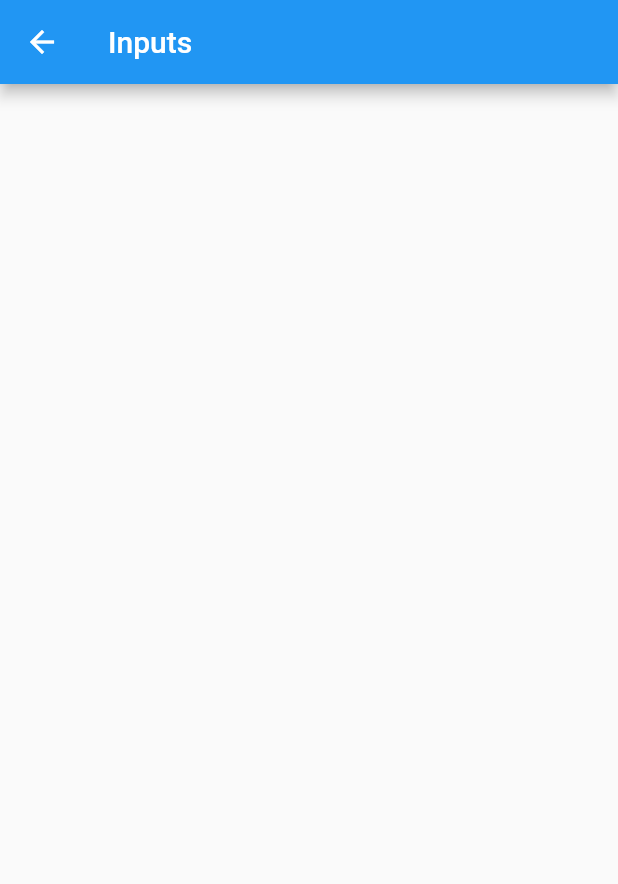
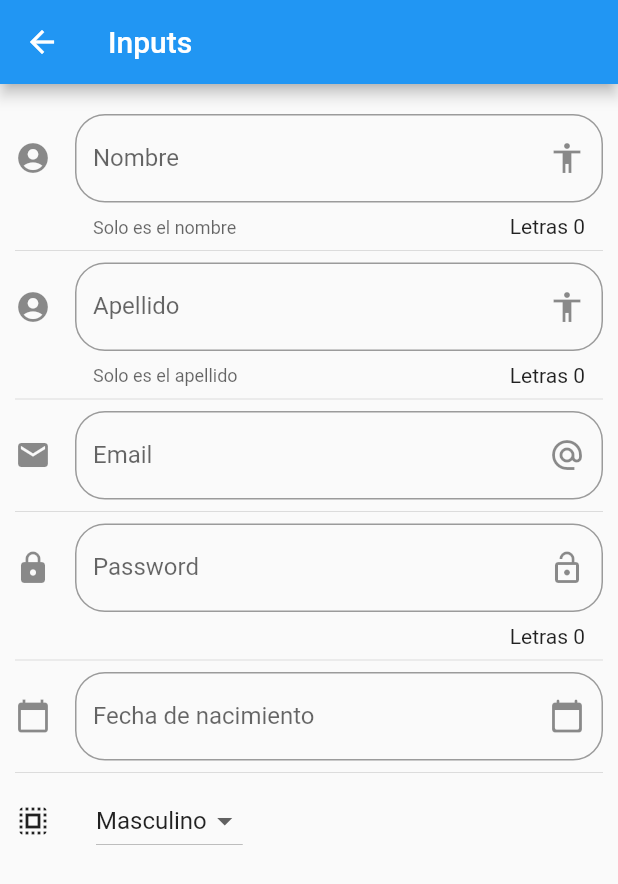
Before and after one commit to helmut1996/Componentes_Flutter, a Flutter app: the InputsPages screen opened by its route, on a phone screen of 412 x 824 dp. Shown: the top 884 px of the screen. Run offline on Flutter 3.47's test engine with Material 2 defaults, Android fonts, the phone set to English and light mode, and no system bars; network calls fail; key blocks and very long unbroken strings in the code were emptied for the run.

```diff
--- a/data/menu_opts.json
+++ b/data/menu_opts.json
@@ -25,6 +25,11 @@
             "ruta" : "inputs",
             "icon" : "input",
             "texto": "Inputs"
+        },
+        {
+            "ruta" : "slider",
+            "icon" : "list",
+            "texto": "Listas"
         }
     ]
 }
--- a/lib/main.dart
+++ b/lib/main.dart
@@ -16,7 +16,7 @@ class MyApp extends StatelessWidget {
      onGenerateRoute: (settings){
        print('ruta llamada: ${settings.name}');
        return MaterialPageRoute(
-         builder: (BuildContext context)=> HomePages()
+         builder: (BuildContext context)=> const HomePages()
        );
      },
     );
--- a/lib/src/pages/inputs_pages.dart
+++ b/lib/src/pages/inputs_pages.dart
@@ -1,4 +1,5 @@
 import 'package:flutter/material.dart';
+
 class InputsPages extends StatefulWidget {
   InputsPages({Key key}) : super(key: key);
 
@@ -7,12 +8,185 @@ class InputsPages extends StatefulWidget {
 }
 
 class _InputsPagesState extends State<InputsPages> {
+  String _nombre = '';
+  String _apellido = '';
+  String _email = '';
+  String _password = '';
+  String _fecha = '';
+  String _opcionSeleccionada = 'seleccionar ';
+
+  TextEditingController _inputFieldDateController = new TextEditingController();
   @override
   Widget build(BuildContext context) {
     return Scaffold(
       appBar: AppBar(
-        title: Text('Inputs'),
+        title: const Text('Inputs'),
+      ),
+      body: ListView(
+        padding: const EdgeInsets.symmetric(horizontal: 10.0, vertical: 20.0),
+        children: <Widget>[
+          _crearInput(),
+          Divider(),
+          _crearInput2(),
+          Divider(),
+          _crearEmail(),
+          Divider(),
+          _crearPassword(),
+          Divider(),
+          _crearFecha(context),
+          Divider(),
+          _crearDropdown(),
+
+        ],
       ),
     );
   }
+
+  Widget _crearInput() {
+    return TextField(
+      //autofocus: true,
+      textCapitalization: TextCapitalization.sentences,
+      decoration: InputDecoration(
+          border: OutlineInputBorder(borderRadius: BorderRadius.circular(20.0)),
+          counter: Text('Letras ${_nombre.length}'),
+          hintText: 'Nombre de la persona',
+          labelText: 'Nombre',
+          helperText: 'Solo es el nombre',
+          suffixIcon: const Icon(Icons.accessibility),
+          icon: const Icon(Icons.account_circle)),
+
+      onChanged: (valor) {
+        setState(() {
+          _nombre = valor;
+        });
+      },
+    );
+  }
+
+  Widget _crearInput2() {
+    return TextField(
+      textCapitalization: TextCapitalization.sentences,
+      decoration: InputDecoration(
+          border: OutlineInputBorder(borderRadius: BorderRadius.circular(20.0)),
+          counter: Text('Letras ${_apellido.length}'),
+          hintText: 'Apellido de la persona',
+          labelText: 'Apellido',
+          helperText: 'Solo es el apellido',
+          suffixIcon: const Icon(Icons.accessibility),
+          icon: const Icon(Icons.account_circle)),
+      onChanged: (valor2) {
+        setState(() {
+          _apellido = valor2;
+        });
+      },
+    );
+  }
+
+  Widget _crearEmail() {
+    return TextField(
+      keyboardType: TextInputType.emailAddress,
+      decoration: InputDecoration(
+          border: OutlineInputBorder(borderRadius: BorderRadius.circular(20.0)),
+          hintText: 'Email',
+          labelText: 'Email',
+          suffixIcon: const Icon(Icons.alternate_email),
+          icon: const Icon(Icons.email),
+          ),
+      onChanged: (valor) {
+        setState(() {
+          _email = valor;
+        });
+      },
+    );
+  }
+
+  Widget _crearPassword() {
+    return TextField(
+        obscureText: true,
+        decoration: InputDecoration(
+            counter: Text("Letras ${_password.length}"),
+            border:
+                OutlineInputBorder(borderRadius: BorderRadius.circular(20.0)),
+            hintText: 'Password',
+            labelText: 'Password',
+            suffixIcon: const Icon(Icons.lock_open),
+            icon: const Icon(Icons.lock),
+            ),
+        onChanged: (valor) {
+          setState(() {
+            _password = valor;
+          });
+        });
+  }
+
+ Widget _crearFecha(BuildContext context) {
+    return TextField(
+      enableInteractiveSelection: false,
+      controller: _inputFieldDateController,
+        decoration: InputDecoration(
+            border:
+                OutlineInputBorder(borderRadius: BorderRadius.circular(20.0)),
+            hintText: 'Fecha de nacimiento',
+            labelText: 'Fecha de nacimiento',
+            suffixIcon: const Icon(Icons.calendar_today_rounded),
+            icon: const Icon(Icons.calendar_today),
+            ),
+            onTap: () {
+              FocusScope.of(context).requestFocus(new FocusNode());
+              _selectDate(context);
+            },
+            );
+
 }
+
+_selectDate(BuildContext context) async {
+  DateTime picked = await showDatePicker(
+      context: context,
+      initialDate: new DateTime.now(),
+      firstDate: new DateTime(2018),
+      lastDate: new DateTime(2025),
+
+
+      );
+
+  if (picked != null) {}{
+    setState(() {
+      _fecha = picked.toString();
+      _inputFieldDateController.text = _fecha;
+
+    });
+
+  }
+
+}
+
+Widget _crearDropdown() {
+  return Row(
+    children: <Widget>  [
+      Icon(Icons.select_all),
+      SizedBox(width: 30.0),
+      DropdownButton(
+        value: '1',
+        items:  [
+          DropdownMenuItem(
+            child: Text('Masculino'),
+            value: '1',
+          ),
+          DropdownMenuItem(
+            child: Text('Femenino'),
+            value: '2',
+          ),
+        ],
+        onChanged: (opt) {
+          print(opt);
+          setState(() {
+            _opcionSeleccionada = opt;
+          });
+        },
+
+      )
+    ],
+  );
+}
+
+}
--- a/lib/src/router/routers.dart
+++ b/lib/src/router/routers.dart
@@ -5,6 +5,7 @@ import 'package:prueba/src/pages/avatar_pages.dart';
 import 'package:prueba/src/pages/card_pages.dart';
 import 'package:prueba/src/pages/home_pages.dart';
 import 'package:prueba/src/pages/inputs_pages.dart';
+import 'package:prueba/src/pages/slider_pages.dart';
 
 Map<String, WidgetBuilder> getRoutes() {
   return {
@@ -14,5 +15,6 @@ Map<String, WidgetBuilder> getRoutes() {
     'card'  : (context) => CardPages(),
     'animaciones': (context) => AnimatedContainerPages(),
     'inputs': (context) => InputsPages(),
+    'slider': (context) => SliderPages(),
   };
 }
--- a/lib/src/utils/icono_string_utils.dart
+++ b/lib/src/utils/icono_string_utils.dart
@@ -6,6 +6,7 @@ final icons = <String, IconData>{
   'folder_open': Icons.folder_open,
   'donut_large': Icons.donut_large,
   'input': Icons.input,
+  'list': Icons.list,
 };
 
 Icon getIcon(String nombreIcono) {
```
Also changed, not shown: lib/src/pages/slider_pages.dart (added, +57 -0 lines).
